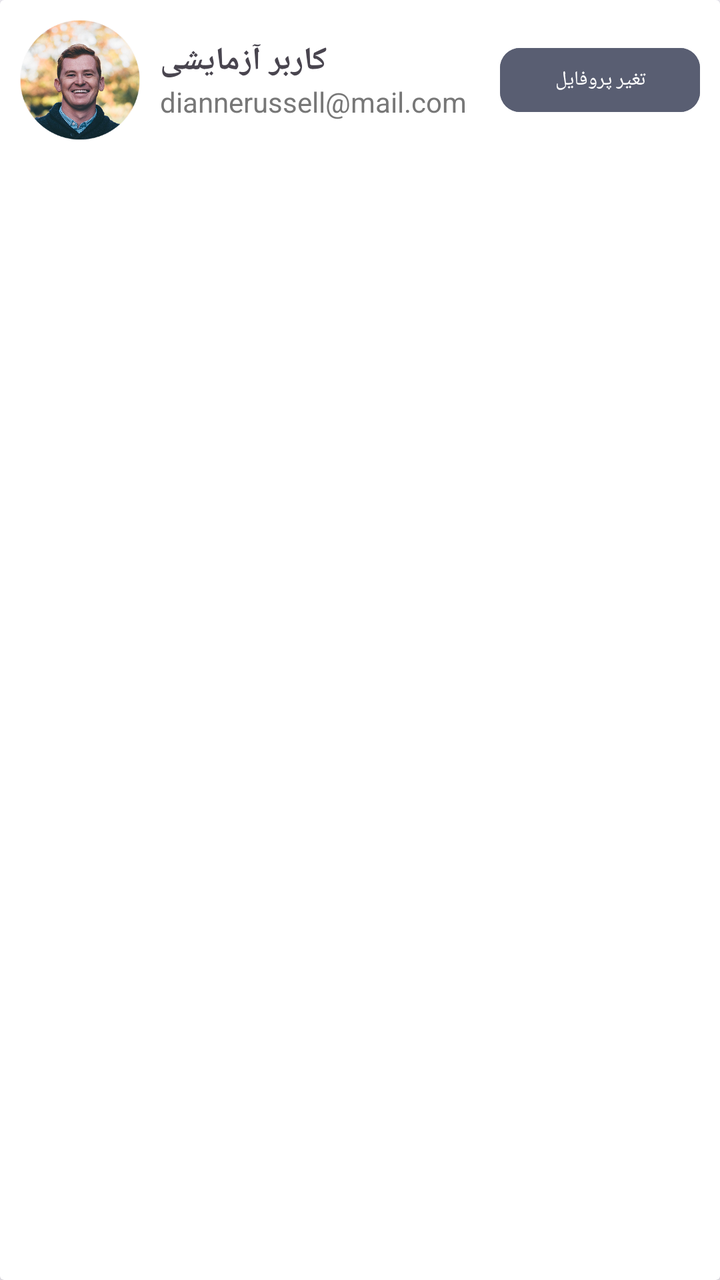
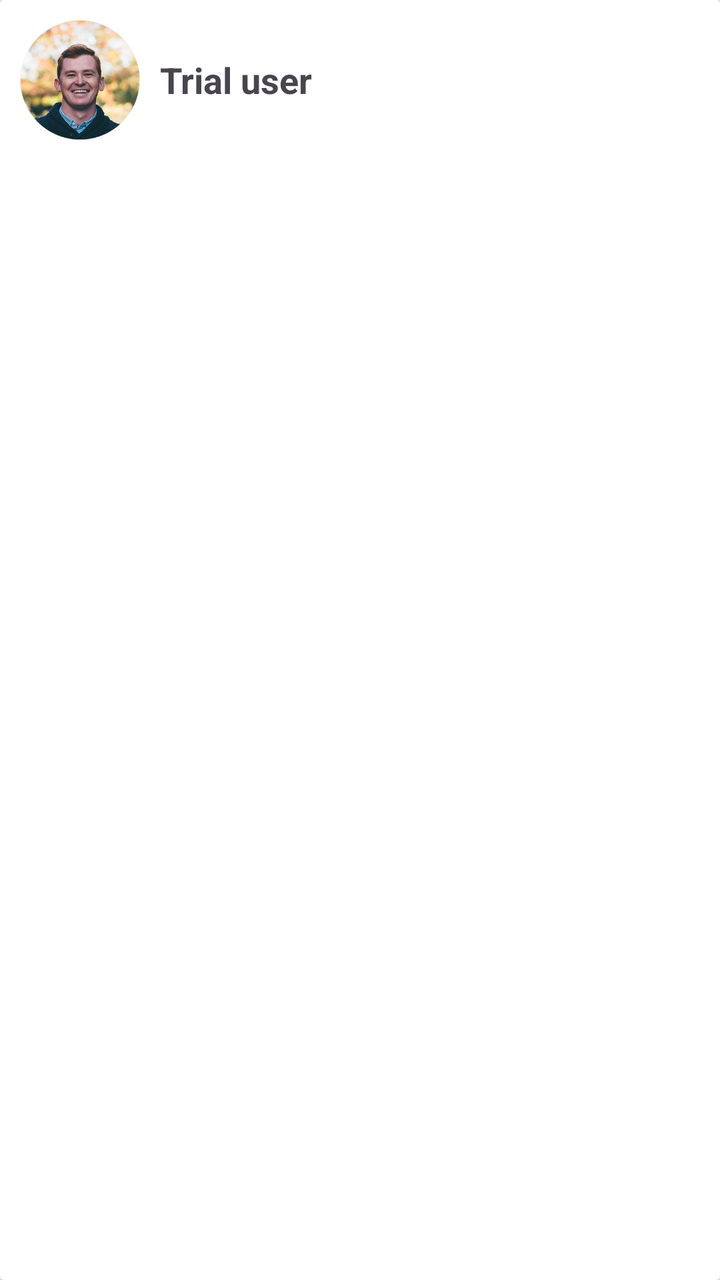

Two renders of the same Android screen: before a commit and after it. Below are the layout's source before the change and the commit's diff.
<!-- AndroidManifest.xml: application theme Theme.Iotequipment -->
<!-- res/layout/item_profile.xml -->
<?xml version="1.0" encoding="utf-8"?>
<androidx.cardview.widget.CardView
    android:layout_width="match_parent"
    android:layout_height="wrap_content"
    xmlns:android="http://schemas.android.com/apk/res/android">
    <LinearLayout
        xmlns:app="http://schemas.android.com/apk/res-auto"
        android:orientation="horizontal"
        android:layout_width="match_parent"
        android:layout_height="wrap_content"
        android:gravity="center_vertical">

        <ImageView
            android:id="@+id/imageProfile"
            android:layout_width="60dp"
            android:layout_height="60dp"
            android:layout_margin="10dp"
            android:src="@drawable/ic_profile"
            android:scaleType="centerCrop"
            android:layout_marginEnd="12dp"
            android:background="@drawable/ic_profile" />

        <LinearLayout
            android:layout_weight="1"
            android:orientation="vertical"
            android:layout_width="0dp"
            android:layout_height="wrap_content">

            <TextView
                android:text="کاربر آزمایشی"
                android:textStyle="bold"
                android:textSize="16sp"
                android:layout_width="wrap_content"
                android:layout_height="wrap_content" />

            <TextView
                android:text="diannerussell@mail.com"
                android:textColor="#777"
                android:textSize="14sp"
                android:layout_width="wrap_content"
                android:layout_height="wrap_content" />
        </LinearLayout>

        <com.google.android.material.button.MaterialButton
            android:id="@+id/btnEditProfile"
            android:backgroundTint="@color/md_theme_secondary"
            android:layout_margin="10dp"
            android:text="تغیر پروفایل"
            app:cornerRadius="10dp"
            android:textSize="10sp"
            android:layout_width="100dp"
            android:layout_height="40dp" />
    </LinearLayout>

</androidx.cardview.widget.CardView>
<!-- resources referenced by this layout -->
<resources>
  <color name="md_theme_secondary">#595E72</color>
  <!-- drawable ic_profile: png bitmap (drawable, 126249 bytes) -->
  <style name="Theme.Iotequipment" parent="Base.Theme.Iotequipment" />
  <style name="Base.Theme.Iotequipment" parent="Theme.Material3.DayNight.NoActionBar">
          <item name="fontFamily">@font/iran_yekan_regular</item>
          
          
          <item name="colorPrimary">@color/md_theme_primary</item>
          <item name="android:colorBackground">@color/md_theme_background</item>
  
      </style>
  <color name="md_theme_primary">#0055EF</color>
  <color name="md_theme_background">#FAF8FF</color>
</resources>

<!-- the commit's change to res/layout/item_profile.xml (unified diff, before → after) -->
@@ -3,8 +3,8 @@
     android:layout_width="match_parent"
     android:layout_height="wrap_content"
     xmlns:android="http://schemas.android.com/apk/res/android">
+
     <LinearLayout
-        xmlns:app="http://schemas.android.com/apk/res-auto"
         android:orientation="horizontal"
         android:layout_width="match_parent"
         android:layout_height="wrap_content"
@@ -20,36 +20,12 @@
             android:layout_marginEnd="12dp"
             android:background="@drawable/ic_profile" />
 
-        <LinearLayout
-            android:layout_weight="1"
-            android:orientation="vertical"
-            android:layout_width="0dp"
-            android:layout_height="wrap_content">
-
             <TextView
-                android:text="کاربر آزمایشی"
+                android:text="@string/user_trial"
                 android:textStyle="bold"
-                android:textSize="16sp"
+                android:textSize="18sp"
                 android:layout_width="wrap_content"
                 android:layout_height="wrap_content" />
-
-            <TextView
-                android:text="diannerussell@mail.com"
-                android:textColor="#777"
-                android:textSize="14sp"
-                android:layout_width="wrap_content"
-                android:layout_height="wrap_content" />
-        </LinearLayout>
-
-        <com.google.android.material.button.MaterialButton
-            android:id="@+id/btnEditProfile"
-            android:backgroundTint="@color/md_theme_secondary"
-            android:layout_margin="10dp"
-            android:text="تغیر پروفایل"
-            app:cornerRadius="10dp"
-            android:textSize="10sp"
-            android:layout_width="100dp"
-            android:layout_height="40dp" />
     </LinearLayout>
 
 </androidx.cardview.widget.CardView>
<!-- resource entries referenced after the edit -->
@@ -1,7 +1,7 @@
 <!-- resources referenced by this layout -->
 <resources>
-  <color name="md_theme_secondary">#595E72</color>
   <!-- drawable ic_profile: png bitmap (drawable, 126249 bytes) -->
+  <string name="user_trial">Trial user</string>
   <style name="Theme.Iotequipment" parent="Base.Theme.Iotequipment" />
   <style name="Base.Theme.Iotequipment" parent="Theme.Material3.DayNight.NoActionBar">
           <item name="fontFamily">@font/iran_yekan_regular</item>
